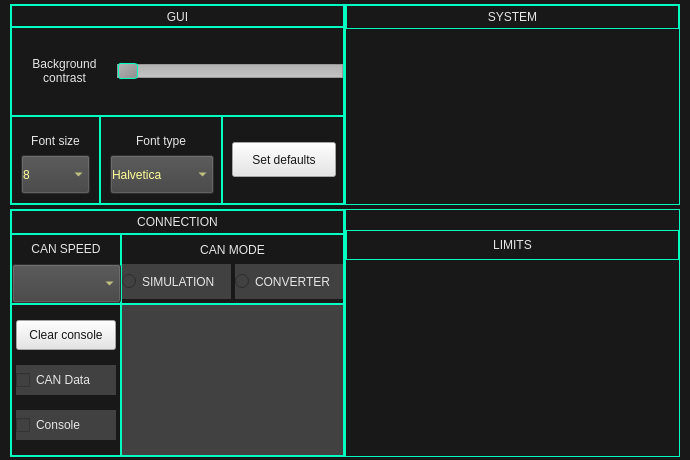
This is ui/settings.ui in rozkalibrowany/vocc as Qt 5 draws it before an edit. The edited form follows.
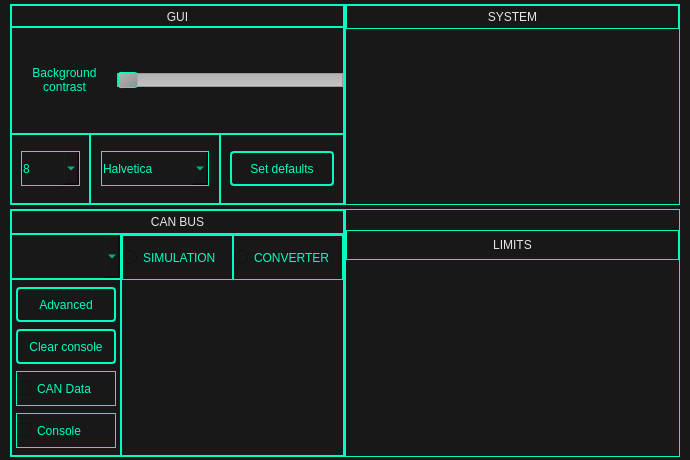
This is the edited form.

Commit message: New look of settings

```diff
--- a/ui/settings.ui
+++ b/ui/settings.ui
@@ -71,7 +71,7 @@
           </property>
           <property name="styleSheet">
            <string notr="true">QFrame{
-border: 1px solid #00ffc1;
+border: 0.7px solid #00ffc1;
 border-radius: 0px;
 padding: 0px;
 color: #00ffc1;
@@ -145,7 +145,7 @@
 color: #e6e6e6;</string>
                 </property>
                 <property name="text">
-                 <string>CONNECTION</string>
+                 <string>CAN BUS</string>
                 </property>
                 <property name="alignment">
                  <set>Qt::AlignCenter</set>
@@ -165,19 +165,28 @@
                <property name="spacing">
                 <number>0</number>
                </property>
+               <property name="sizeConstraint">
+                <enum>QLayout::SetMinimumSize</enum>
+               </property>
                <item>
                 <layout class="QHBoxLayout" name="horizontalLayout">
                  <property name="spacing">
                   <number>0</number>
                  </property>
+                 <property name="sizeConstraint">
+                  <enum>QLayout::SetMinimumSize</enum>
+                 </property>
                  <item>
-                  <widget class="QFrame" name="verticalFrame_3">
+                  <widget class="QFrame" name="verticalFrame_5">
                    <property name="maximumSize">
                     <size>
                      <width>110</width>
                      <height>70</height>
                     </size>
                    </property>
+                   <property name="styleSheet">
+                    <string notr="true">border: none;</string>
+                   </property>
                    <layout class="QVBoxLayout" name="verticalLayout_32">
                     <property name="spacing">
                      <number>0</number>
@@ -194,65 +203,35 @@
                     <property name="bottomMargin">
                      <number>0</number>
                     </property>
-                    <item>
-                     <layout class="QVBoxLayout" name="verticalLayout_30">
-                      <property name="spacing">
-                       <number>0</number>
-                      </property>
-                      <property name="sizeConstraint">
-                       <enum>QLayout::SetDefaultConstraint</enum>
-                      </property>
-                      <item>
-                       <widget class="QLabel" name="label_5">
-                        <property name="maximumSize">
-                         <size>
-                          <width>16777215</width>
-                          <height>25</height>
-                         </size>
-                        </property>
-                        <property name="styleSheet">
-                         <string notr="true">border: none;
-padding: 2px;
-font: 75 bold 10pt &quot;Halvetica&quot; ;
-color: #e6e6e6;</string>
-                        </property>
-                        <property name="text">
-                         <string>CAN SPEED</string>
-                        </property>
-                        <property name="alignment">
-                         <set>Qt::AlignCenter</set>
-                        </property>
-                       </widget>
-                      </item>
-                     </layout>
-                    </item>
                     <item>
                      <layout class="QVBoxLayout" name="verticalLayout_31">
                       <property name="spacing">
                        <number>0</number>
                       </property>
+                      <property name="sizeConstraint">
+                       <enum>QLayout::SetMinimumSize</enum>
+                      </property>
                       <item>
                        <widget class="QComboBox" name="canBaud">
                         <property name="minimumSize">
                          <size>
-                          <width>111</width>
-                          <height>41</height>
+                          <width>0</width>
+                          <height>34</height>
                          </size>
                         </property>
                         <property name="maximumSize">
                          <size>
                           <width>16777215</width>
-                          <height>35</height>
+                          <height>45</height>
                          </size>
                         </property>
                         <property name="styleSheet">
-                         <string notr="true">selection-color: yellow;
+                         <string notr="true">selection-color: #00ffc1;
+border: 1px solid #00ffc1;
 font: 75 bold 11pt &quot;Halvetica&quot; ;
-color:  #ffff99;
+color:  #00ffc1;
 padding: 1px 1px 1px 1px;
-background-color: rgb(65,65,65);
-min-width: 105px;
-min-height: 35px;</string>
+min-height: 30px;</string>
                         </property>
                         <property name="maxVisibleItems">
                          <number>10</number>
@@ -281,12 +260,15 @@
                    <property name="spacing">
                     <number>0</number>
                    </property>
+                   <property name="sizeConstraint">
+                    <enum>QLayout::SetMinimumSize</enum>
+                   </property>
                    <item>
-                    <widget class="QFrame" name="verticalFrame_5">
+                    <widget class="QFrame" name="verticalFrame_12">
                      <property name="minimumSize">
                       <size>
                        <width>0</width>
-                       <height>70</height>
+                       <height>45</height>
                       </size>
                      </property>
                      <property name="maximumSize">
@@ -314,41 +296,6 @@
                       <property name="bottomMargin">
                        <number>0</number>
                       </property>
-                      <item>
-                       <layout class="QVBoxLayout" name="verticalLayout_24">
-                        <property name="spacing">
-                         <number>0</number>
-                        </property>
-                        <item>
-                         <widget class="QLabel" name="label_4">
-                          <property name="minimumSize">
-                           <size>
-                            <width>0</width>
-                            <height>25</height>
-                           </size>
-                          </property>
-                          <property name="maximumSize">
-                           <size>
-                            <width>16777215</width>
-                            <height>25</height>
-                           </size>
-                          </property>
-                          <property name="styleSheet">
-                           <string notr="true">border: none;
-padding: 2px;
-font: 75 bold 10pt &quot;Halvetica&quot; ;
-color: #e6e6e6;</string>
-                          </property>
-                          <property name="text">
-                           <string>CAN MODE</string>
-                          </property>
-                          <property name="alignment">
-                           <set>Qt::AlignCenter</set>
-                          </property>
-                         </widget>
-                        </item>
-                       </layout>
-                      </item>
                       <item>
                        <layout class="QVBoxLayout" name="verticalLayout_25">
                         <property name="spacing">
@@ -362,23 +309,29 @@
                           <item>
                            <layout class="QVBoxLayout" name="verticalLayout_27">
                             <property name="spacing">
-                             <number>2</number>
+                             <number>0</number>
                             </property>
                             <property name="rightMargin">
-                             <number>2</number>
+                             <number>0</number>
                             </property>
                             <item>
                              <widget class="QRadioButton" name="testRadioBtn">
                               <property name="minimumSize">
                                <size>
                                 <width>0</width>
-                                <height>35</height>
+                                <height>45</height>
+                               </size>
+                              </property>
+                              <property name="maximumSize">
+                               <size>
+                                <width>16777215</width>
+                                <height>45</height>
                                </size>
                               </property>
                               <property name="styleSheet">
-                               <string notr="true">font: 75 bold 8pt &quot;Halvetica&quot; ;
-color: #e6e6e6;
-background-color: rgb(65,65,65);</string>
+                               <string notr="true">border: 1px solid #00ffc1;
+font: 75 bold 8pt &quot;Halvetica&quot; ;
+color: #00ffc1;</string>
                               </property>
                               <property name="text">
                                <string>SIMULATION</string>
@@ -396,17 +349,23 @@
                           <item>
                            <layout class="QVBoxLayout" name="verticalLayout_26">
                             <property name="spacing">
-                             <number>2</number>
+                             <number>0</number>
                             </property>
                             <property name="leftMargin">
-                             <number>2</number>
+                             <number>0</number>
                             </property>
                             <item>
                              <widget class="QRadioButton" name="convRadioBtn">
                               <property name="minimumSize">
                                <size>
                                 <width>0</width>
-                                <height>35</height>
+                                <height>45</height>
+                               </size>
+                              </property>
+                              <property name="maximumSize">
+                               <size>
+                                <width>16777215</width>
+                                <height>45</height>
                                </size>
                               </property>
                               <property name="baseSize">
@@ -419,9 +378,12 @@
                                <cursorShape>SizeAllCursor</cursorShape>
                               </property>
                               <property name="styleSheet">
-                               <string notr="true">font: 75 bold 8pt &quot;Halvetica&quot; ;
-color: #e6e6e6;
-background-color: rgb(65,65,65);</string>
+                               <string notr="true">border: 1px solid #00ffc1;
+font: 75 bold 8pt &quot;Halvetica&quot; ;
+color: #00ffc1;
+
+
+</string>
                               </property>
                               <property name="text">
                                <string>CONVERTER</string>
@@ -486,6 +448,46 @@
                     <property name="bottomMargin">
                      <number>0</number>
                     </property>
+                    <item>
+                     <layout class="QHBoxLayout" name="horizontalLayout_8">
+                      <item>
+                       <widget class="QPushButton" name="clearConsoleBtn_2">
+                        <property name="minimumSize">
+                         <size>
+                          <width>0</width>
+                          <height>35</height>
+                         </size>
+                        </property>
+                        <property name="maximumSize">
+                         <size>
+                          <width>100</width>
+                          <height>16777215</height>
+                         </size>
+                        </property>
+                        <property name="styleSheet">
+                         <string notr="true">QPushButton {
+border: 2px solid #00ffc1;
+border-radius: 4px;
+padding: 2px;
+font: 75 italic 10pt &quot;Halvetica&quot; ;
+color: #00ffc1;
+}
+
+QPushButton:pressed{
+border: 4px solid #00ffc1;
+border-radius: 4px;
+padding: 2px;
+font: 75 italic 10pt &quot;Halvetica&quot; ;
+color: #00ffc1;
+}</string>
+                        </property>
+                        <property name="text">
+                         <string>Advanced</string>
+                        </property>
+                       </widget>
+                      </item>
+                     </layout>
+                    </item>
                     <item>
                      <layout class="QHBoxLayout" name="horizontalLayout_6">
                       <item>
@@ -493,7 +495,7 @@
                         <property name="minimumSize">
                          <size>
                           <width>0</width>
-                          <height>30</height>
+                          <height>35</height>
                          </size>
                         </property>
                         <property name="maximumSize">
@@ -503,9 +505,21 @@
                          </size>
                         </property>
                         <property name="styleSheet">
-                         <string notr="true">font: 75 bold 9.5pt &quot;Halvetica&quot; ;
-color: rgb(24, 24, 24);
-background-color: #e6e6e6;</string>
+                         <string notr="true">QPushButton {
+border: 2px solid #00ffc1;
+border-radius: 4px;
+padding: 2px;
+font: 75 italic 10pt &quot;Halvetica&quot; ;
+color: #00ffc1;
+}
+
+QPushButton:pressed{
+border: 4px solid #00ffc1;
+border-radius: 4px;
+padding: 2px;
+font: 75 italic 10pt &quot;Halvetica&quot; ;
+color: #00ffc1;
+}</string>
                         </property>
                         <property name="text">
                          <string>Clear console</string>
@@ -530,14 +544,13 @@
                         <property name="maximumSize">
                          <size>
                           <width>100</width>
-                          <height>30</height>
+                          <height>35</height>
                          </size>
                         </property>
                         <property name="styleSheet">
-                         <string notr="true">border: none;
+                         <string notr="true">border: 1px solid #00ffc1;
 font: 75 bold 9pt &quot;Halvetica&quot; ;
-color: #e6e6e6;
-background-color: rgb(65,65,65);</string>
+color: #00ffc1;</string>
                         </property>
                         <property name="text">
                          <string>CAN Data</string>
@@ -562,14 +575,13 @@
                         <property name="maximumSize">
                          <size>
                           <width>100</width>
-                          <height>30</height>
+                          <height>35</height>
                          </size>
                         </property>
                         <property name="styleSheet">
-                         <string notr="true">border: none;
-font: 75 bold 9pt &quot;Halvetica&quot; ;
-color: #e6e6e6;
-background-color: rgb(65,65,65);</string>
+                         <string notr="true">border: 1px solid #00ffc1;
+font: 75 bold 10pt &quot;Halvetica&quot; ;
+color: #00ffc1;</string>
                         </property>
                         <property name="text">
                          <string>Console</string>
@@ -588,6 +600,12 @@
                    </property>
                    <item>
                     <widget class="QTextEdit" name="outputConsole">
+                     <property name="minimumSize">
+                      <size>
+                       <width>0</width>
+                       <height>0</height>
+                      </size>
+                     </property>
                      <property name="font">
                       <font>
                        <family>Halvetica</family>
@@ -601,7 +619,7 @@
                       <string notr="true">padding: 2px;
 font: 75 bold 10pt &quot;Halvetica&quot; ;
 color: #e6e6e6;
-background-color: rgb(65,65,65);</string>
+</string>
                      </property>
                      <property name="readOnly">
                       <bool>true</bool>
@@ -898,7 +916,7 @@
                        <string notr="true">border: none;
 padding: 2px;
 font: 75 bold 10pt &quot;Halvetica&quot; ;
-color: #e6e6e6;</string>
+color: #00ffc1;</string>
                       </property>
                       <property name="text">
                        <string>&lt;html&gt;&lt;head/&gt;&lt;body&gt;&lt;p&gt;Background &lt;br/&gt;contrast&lt;/p&gt;&lt;/body&gt;&lt;/html&gt;</string>
@@ -969,6 +987,12 @@
                  </property>
                  <item>
                   <widget class="QFrame" name="verticalFrame_21">
+                   <property name="maximumSize">
+                    <size>
+                     <width>16777215</width>
+                     <height>70</height>
+                    </size>
+                   </property>
                    <layout class="QVBoxLayout" name="verticalLayout_21">
                     <property name="spacing">
                      <number>0</number>
@@ -979,53 +1003,29 @@
                        <number>0</number>
                       </property>
                       <item>
-                       <widget class="QLabel" name="label12">
-                        <property name="styleSheet">
-                         <string notr="true">border: none;
-padding: 2px;
-font: 75 bold 10pt &quot;Halvetica&quot; ;
-color: #e6e6e6;</string>
-                        </property>
-                        <property name="text">
-                         <string>Font size</string>
-                        </property>
-                        <property name="alignment">
-                         <set>Qt::AlignCenter</set>
-                        </property>
-                       </widget>
-                      </item>
-                     </layout>
-                    </item>
-                    <item>
-                     <layout class="QVBoxLayout" name="verticalLayout_39">
-                      <property name="spacing">
-                       <number>0</number>
-                      </property>
-                      <item>
                        <widget class="QComboBox" name="fontSizeBox">
                         <property name="minimumSize">
                          <size>
-                          <width>71</width>
-                          <height>41</height>
+                          <width>0</width>
+                          <height>34</height>
                          </size>
                         </property>
                         <property name="maximumSize">
                          <size>
                           <width>16777215</width>
-                          <height>16777215</height>
+                          <height>35</height>
                          </size>
                         </property>
                         <property name="layoutDirection">
                          <enum>Qt::LeftToRight</enum>
                         </property>
                         <property name="styleSheet">
-                         <string notr="true">selection-color: yellow;
+                         <string notr="true">selection-color: #00ffc1;
+border: 1px solid #00ffc1;
 font: 75 bold 11pt &quot;Halvetica&quot; ;
-color:  #ffff99;
+color:  #00ffc1;
 padding: 1px 1px 1px 1px;
-background-color: rgb(65,65,65);
-min-width: 65px;
-min-height: 35px;</string>
+min-height: 30px;</string>
                         </property>
                         <item>
                          <property name="text">
@@ -1056,33 +1056,22 @@
                  </item>
                  <item>
                   <widget class="QFrame" name="verticalFrame_31">
+                   <property name="minimumSize">
+                    <size>
+                     <width>130</width>
+                     <height>0</height>
+                    </size>
+                   </property>
+                   <property name="maximumSize">
+                    <size>
+                     <width>130</width>
+                     <height>70</height>
+                    </size>
+                   </property>
                    <layout class="QVBoxLayout" name="verticalLayout_37">
                     <property name="spacing">
                      <number>0</number>
                     </property>
-                    <item>
-                     <layout class="QVBoxLayout" name="verticalLayout_40">
-                      <property name="spacing">
-                       <number>0</number>
-                      </property>
-                      <item>
-                       <widget class="QLabel" name="label_9">
-                        <property name="styleSheet">
-                         <string notr="true">border: none;
-padding: 2px;
-font: 75 bold 10pt &quot;Halvetica&quot; ;
-color: #e6e6e6;</string>
-                        </property>
-                        <property name="text">
-                         <string>Font type</string>
-                        </property>
-                        <property name="alignment">
-                         <set>Qt::AlignCenter</set>
-                        </property>
-                       </widget>
-                      </item>
-                     </layout>
-                    </item>
                     <item>
                      <layout class="QHBoxLayout" name="horizontalLayout_13">
                       <property name="spacing">
@@ -1092,24 +1081,24 @@
                        <widget class="QComboBox" name="fontTypeBox">
                         <property name="minimumSize">
                          <size>
-                          <width>106</width>
-                          <height>41</height>
+                          <width>104</width>
+                          <height>34</height>
                          </size>
                         </property>
                         <property name="maximumSize">
                          <size>
-                          <width>16777215</width>
-                          <height>16777215</height>
+                          <width>108</width>
+                          <height>35</height>
                          </size>
                         </property>
                         <property name="styleSheet">
-                         <string notr="true">selection-color: yellow;
+                         <string notr="true">border: 1px solid #00ffc1;
+selection-color: #00ffc1;
 font: 75 bold 11pt &quot;Halvetica&quot; ;
-color:  #ffff99;
+color:  #00ffc1;
 padding: 1px 1px 1px 1px;
-background-color: rgb(65,65,65);
 min-width: 100px;
-min-height: 35px;</string>
+min-height: 30px;</string>
                         </property>
                         <item>
                          <property name="text">
@@ -1130,6 +1119,12 @@
                  </item>
                  <item>
                   <widget class="QFrame" name="verticalFrame_99">
+                   <property name="maximumSize">
+                    <size>
+                     <width>16777215</width>
+                     <height>70</height>
+                    </size>
+                   </property>
                    <layout class="QVBoxLayout" name="verticalLayout_17">
                     <property name="spacing">
                      <number>0</number>
@@ -1161,10 +1156,21 @@
                          </size>
                         </property>
                         <property name="styleSheet">
-                         <string notr="true">padding: 2px;
-font: 75 bold 10pt &quot;Halvetica&quot; ;
-color: rgb(24, 24, 24);
-background-color: #e6e6e6;</string>
+                         <string notr="true">QPushButton {
+border: 2px solid #00ffc1;
+border-radius: 4px;
+padding: 2px;
+font: 75 italic 11pt &quot;Halvetica&quot; ;
+color: #00ffc1;
+}
+
+QPushButton:pressed{
+border: 4px solid #00ffc1;
+border-radius: 4px;
+padding: 2px;
+font: 75 italic 11pt &quot;Halvetica&quot; ;
+color: #00ffc1;
+}</string>
                         </property>
                         <property name="text">
                          <string>Set defaults</string>
```
Left out of the diff: 7 changed lines with no effect on the pictures. The commit also changes 1 other file.
